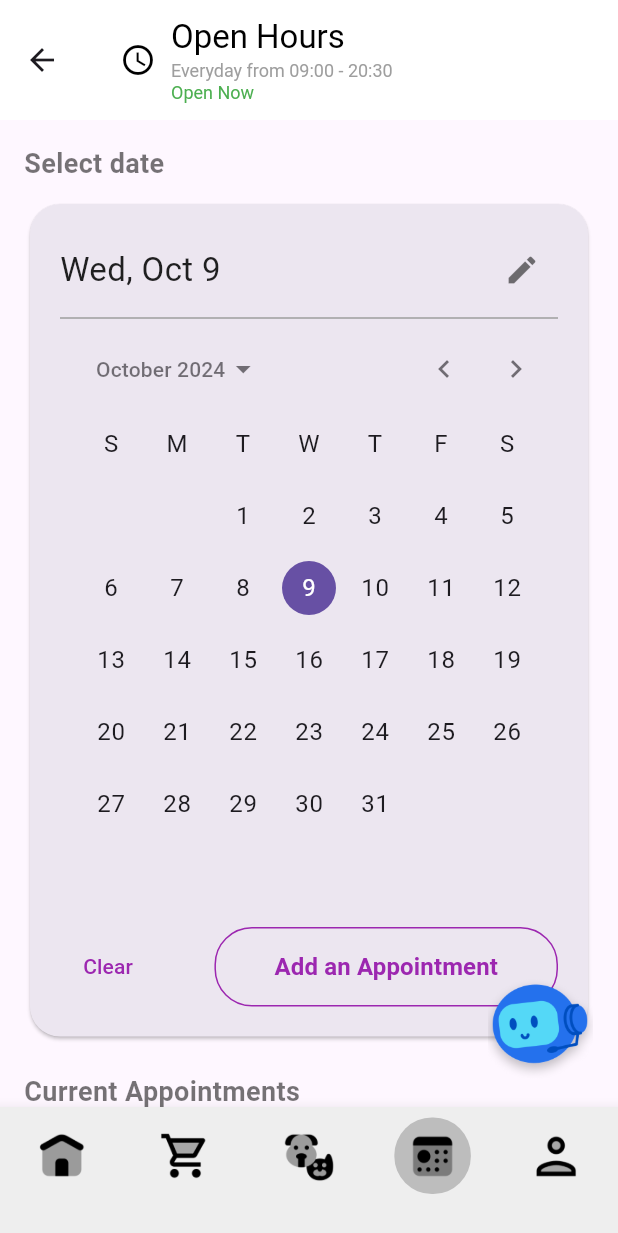
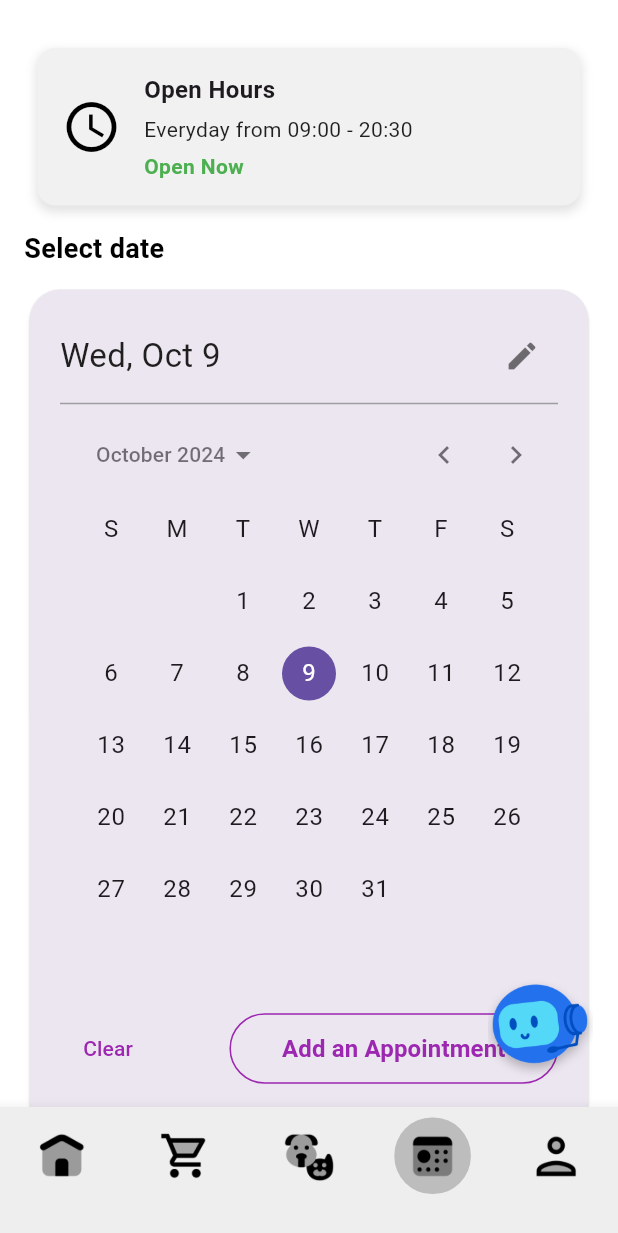
Before and after one commit to Shaliha07/petshop, a Flutter app: the AppointmentPage screen opened directly, on a phone screen of 412 x 824 dp. Shown: the top 1233 px of the screen. Run offline on Flutter 3.47's test engine with Material 3 defaults, Android fonts, the phone set to English and light mode, and no system bars.

Commit message:
GetStarted - Done. Products - Done. Appointments - Done confirm appointment -

```diff
--- a/lib/appointment.dart
+++ b/lib/appointment.dart
@@ -18,27 +18,64 @@ class _AppointmentPageState extends State<AppointmentPage> {
   Widget build(BuildContext context) {
     return SafeArea(
       child: Scaffold(
-        appBar: AppBar(
         backgroundColor: Colors.white,
-          elevation: 0,
-          toolbarHeight: 80,
-          title: const Padding(
-            padding: EdgeInsets.all(8.0),
-            child: Row(
+        body: SingleChildScrollView(
+          child: Padding(
+            padding: const EdgeInsets.all(16.0),
+            child: Column(
+              crossAxisAlignment: CrossAxisAlignment.start,
               children: [
-                Icon(Icons.access_time, color: Colors.black),
-                SizedBox(width: 10),
+                Padding(
+                  padding: const EdgeInsets.symmetric(
+                      horizontal: 9.0, vertical: 16.0),
+                  child: Container(
+                    padding: const EdgeInsets.all(16.0),
+                    decoration: BoxDecoration(
+                      color: const Color(0xffF1F1F1),
+                      borderRadius: BorderRadius.circular(12),
+                      boxShadow: [
+                        BoxShadow(
+                          color: Colors.grey.withOpacity(0.3),
+                          spreadRadius: 1,
+                          blurRadius: 5,
+                          offset: const Offset(0, 3),
+                        ),
+                      ],
+                    ),
+                    child: const Row(
+                      children: [
+                        Icon(
+                          Icons.access_time,
+                          size: 40,
+                          color: Colors.black,
+                        ),
+                        SizedBox(width: 15),
                         Column(
                           crossAxisAlignment: CrossAxisAlignment.start,
                           children: [
-                    Text('Open Hours', style: TextStyle(color: Colors.black)),
+                            Text(
+                              'Open Hours',
+                              style: TextStyle(
+                                fontWeight: FontWeight.bold,
+                                fontSize: 16,
+                              ),
+                            ),
+                            SizedBox(height: 5),
                             Text(
                               'Everyday from 09:00 - 20:30',
-                      style: TextStyle(color: Colors.grey, fontSize: 12),
+                              style: TextStyle(
+                                fontSize: 14,
+                                color: Colors.black87,
                               ),
+                            ),
+                            SizedBox(height: 5),
                             Text(
                               'Open Now',
-                      style: TextStyle(color: Colors.green, fontSize: 12),
+                              style: TextStyle(
+                                fontSize: 14,
+                                color: Colors.green,
+                                fontWeight: FontWeight.bold,
+                              ),
                             ),
                           ],
                         ),
@@ -46,17 +83,11 @@ class _AppointmentPageState extends State<AppointmentPage> {
                     ),
                   ),
                 ),
-        body: SingleChildScrollView(
-          child: Padding(
-            padding: const EdgeInsets.all(16.0),
-            child: Column(
-              crossAxisAlignment: CrossAxisAlignment.start,
-              children: [
                 const Text('Select date',
                     style: TextStyle(
                         fontSize: 18,
                         fontWeight: FontWeight.w600,
-                        color: Colors.black54)),
+                        color: Colors.black)),
                 const SizedBox(height: 10),
                 Card(
                   color: const Color.fromARGB(255, 236, 230, 240),
@@ -126,7 +157,7 @@ class _AppointmentPageState extends State<AppointmentPage> {
                               },
                               style: TextButton.styleFrom(
                                 padding: const EdgeInsets.symmetric(
-                                    horizontal: 40, vertical: 15),
+                                    horizontal: 35, vertical: 12),
                                 shape: RoundedRectangleBorder(
                                   borderRadius: BorderRadius.circular(25),
                                   side: const BorderSide(color: Colors.purple),
@@ -143,6 +174,9 @@ class _AppointmentPageState extends State<AppointmentPage> {
                             ),
                           ],
                         ),
+                        const SizedBox(
+                          height: 10,
+                        )
                       ],
                     ),
                   ),
@@ -152,7 +186,7 @@ class _AppointmentPageState extends State<AppointmentPage> {
                     style: TextStyle(
                         fontSize: 18,
                         fontWeight: FontWeight.w600,
-                        color: Colors.black54)),
+                        color: Colors.black)),
                 const SizedBox(height: 10),
                 Card(
                   color: const Color.fromARGB(255, 236, 230, 240),
@@ -160,7 +194,7 @@ class _AppointmentPageState extends State<AppointmentPage> {
                     borderRadius: BorderRadius.circular(15),
                   ),
                   child: const Padding(
-                    padding: EdgeInsets.all(16.0),
+                    padding: EdgeInsets.all(40.0),
                     child: Row(
                       children: [
                         Text(
--- a/lib/profile_page.dart
+++ b/lib/profile_page.dart
@@ -2,7 +2,6 @@ import 'package:flutter/material.dart';
 import 'package:shane_and_shawn_petshop/contact_us_page.dart';
 import 'package:shane_and_shawn_petshop/edit_profile_page.dart';
 import 'bottom_navbar.dart';
-import 'chatbot.dart';
 
 class ProfilePage extends StatelessWidget {
   const ProfilePage({super.key});
```
Lines whose indentation alone changed are shown as unchanged.
